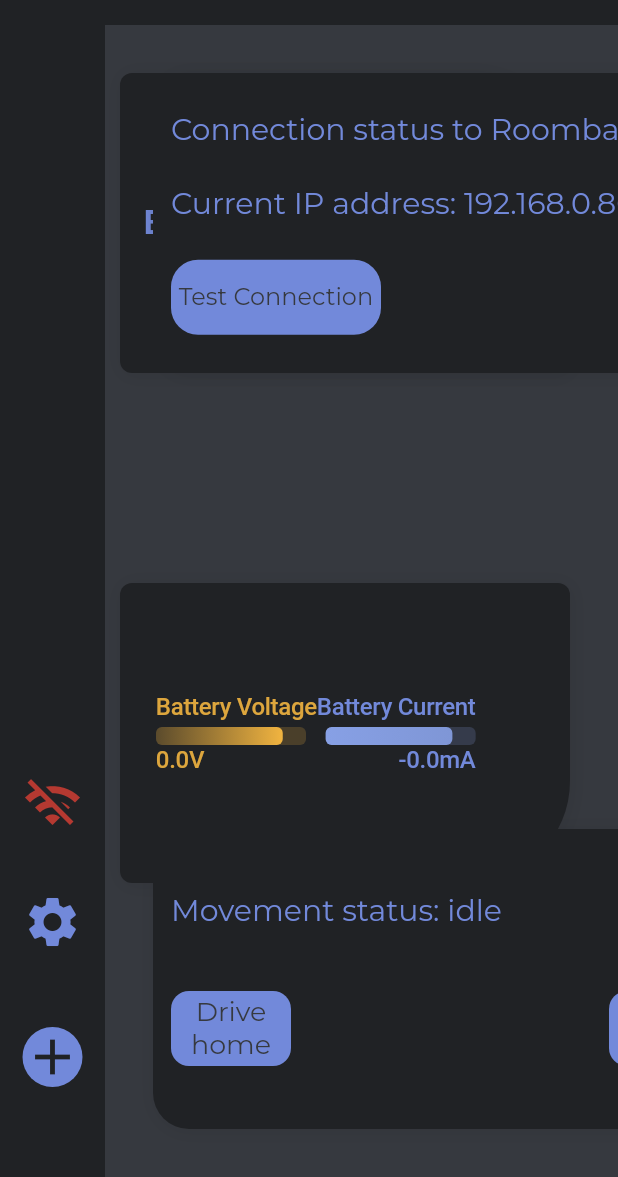
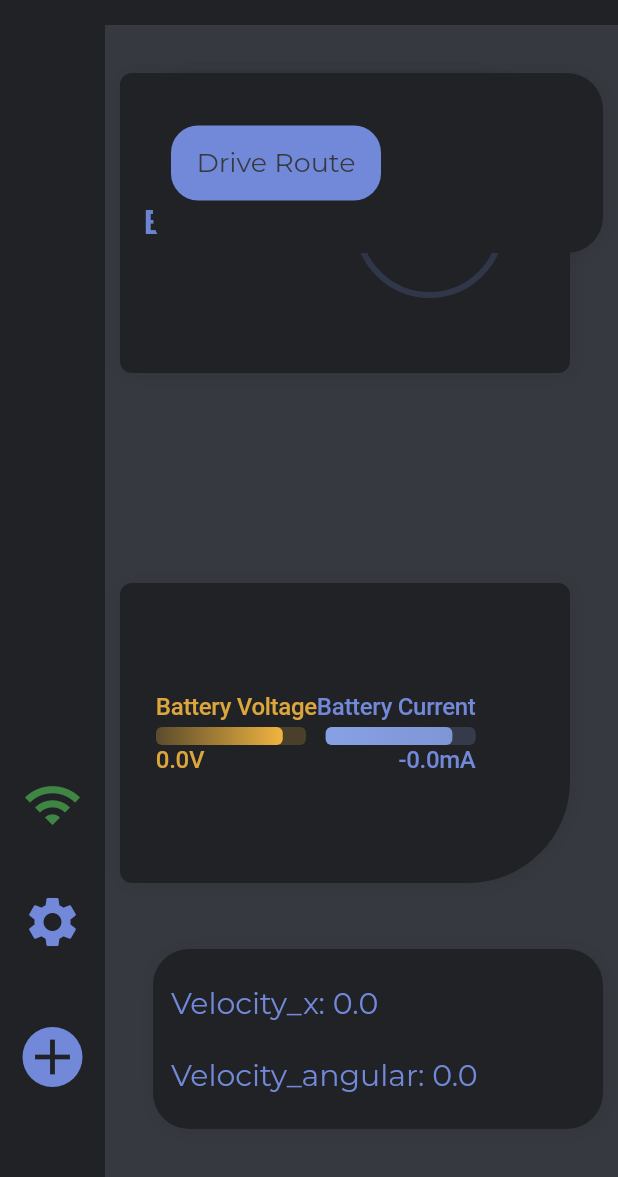
Before and after one commit to mcmalloy/kaffebotapp, a Flutter app: the screen it shows after launch, after a tap on the "wifi off" icon, on a phone screen of 412 x 824 dp, the part 59-1236 px from its top. Run offline on Flutter 3.47's test engine with Material 2 defaults, Android fonts, the phone set to English and light mode, and no system bars; drawn by our look-alikes of auto_size_text; our stand-ins replace google_fonts, hexcolor; missing offline and left inert: desktop_window; network calls fail.

Commit message:
Can read battery & velocity data

```diff
--- /dev/null
+++ b/lib/Model/odometry.dart
@@ -0,0 +1,16 @@
+
+class Odometry{
+  double linearVelocity;
+  double turnVelocity;
+
+  Odometry(this.linearVelocity, this.turnVelocity) {
+    this.linearVelocity = linearVelocity;
+    this.turnVelocity = turnVelocity;
+
+  }
+
+  Odometry.fromJson(Map<String, dynamic> json)
+      : linearVelocity = json['velocity'] as double,
+        turnVelocity = json['rotation'] as double;
+
+}
--- a/lib/Services/api_service.dart
+++ b/lib/Services/api_service.dart
@@ -1,18 +1,18 @@
 import 'dart:convert';
 import 'package:http/http.dart' as http;
 import 'package:kaffebotapp/Model/battery_status.dart';
-import 'package:socket_io_client/socket_io_client.dart';
+import 'package:kaffebotapp/Model/odometry.dart';
 import 'package:web_socket_channel/io.dart';
-import 'package:socket_io_client/socket_io_client.dart' as IO;
 import 'package:web_socket_channel/status.dart' as status;
+import 'dart:io';
 
 class ApiService {
   String baseURL = "http://api.weatherapi.com/v1";
   String key = "d42f68f43dc64f1e90d175122210803LIVE";
 
-  double removeDecimals(double number){
+  double removeDecimals(double number) {
     String s = number.toString();
-    String ss = s.substring(0,4);
+    String ss = s.substring(0, 4);
 
     double parsedNumber = double.parse(ss);
     return parsedNumber;
@@ -20,9 +20,7 @@ class ApiService {
 
   Future<BatteryStatus> getBatteryPercent() async {
     var url = Uri.http('192.168.0.86:5000', '/battery', {'q': '{http}'});
-    String getRequestURL = "http://192.168.0.86:5000/battery";
     try {
-      print("searching url: $getRequestURL");
       final response = await http.get(url);
       print("status: ${response.statusCode}");
       print("http response: ${response.body}");
@@ -32,7 +30,8 @@ class ApiService {
         BatteryStatus status = BatteryStatus.fromJson(map);
         status.batteryVoltage = removeDecimals(status.batteryVoltage);
         status.batteryCurrent = removeDecimals(status.batteryCurrent);
-        status.batteryPercent = (status.batteryCharge/status.batteryCapacity)*100;
+        status.batteryPercent =
+            (status.batteryCharge / status.batteryCapacity) * 100;
         print("BatteryPercent: ${status.batteryPercent}");
         return status;
       }
@@ -75,4 +74,56 @@ class ApiService {
     return false;
     //channel.stream.listen((response) {print("Response: $response ");});
   }
+
+  Future<BatteryStatus> fetchBatteryData() async {
+    String ipAddress = InternetAddress.anyIPv4.rawAddress.toString();
+    print("OUR IP ADDRESS: $ipAddress");
+    var url = Uri.parse('http://127.0.0.1:5000/battery');
+    final response = await http.get(url);
+    if (response.statusCode == 200) {
+      Map<String, dynamic> map = jsonDecode(response.body);
+      print("battery body: ${response.body}");
+      BatteryStatus status = BatteryStatus.fromJson(map);
+      status.batteryPercent =
+          status.batteryCharge / status.batteryCapacity * 100;
+      return status;
+    } else {
+      return null;
+    }
+  }
+
+  Future<Odometry> postMovement(String command) async {
+    var url = Uri.parse('http://127.0.0.1:5000/move?command=$command');
+    try {
+      final response = await http.post(url);
+      //Map<String, dynamic> map = jsonDecode(response.body);
+      Map<String, dynamic> map = jsonDecode(response.body);
+      if (response.statusCode == 200) {
+        print("odom response: ${response.body}");
+        Odometry currentVelocity = Odometry.fromJson(map);
+        return currentVelocity;
+      }
+      return null;
+    } catch (e) {
+      print("Exception caught: $e");
+      return null;
+    }
+  }
+
+  Future<double> fetchMovement() async {
+    var url = Uri.parse('http://127.0.0.1:5000/simulatemovement');
+    try {
+      final response = await http.get(url);
+      Map<String, dynamic> map = jsonDecode(response.body);
+      if (response.statusCode == 200) {
+        print("Success");
+        Odometry currentVelocity = Odometry.fromJson(map);
+        return currentVelocity.linearVelocity;
+      }
+      return null;
+    } catch (e) {
+      print("Exception caught: $e");
+      return null;
+    }
+  }
 }
--- a/lib/Views/dashboard.dart
+++ b/lib/Views/dashboard.dart
@@ -3,13 +3,13 @@ import 'package:flutter/cupertino.dart';
 import 'package:google_fonts/google_fonts.dart';
 import 'package:flutter/material.dart';
 import 'package:kaffebotapp/Model/battery_status.dart';
+import 'package:kaffebotapp/Model/odometry.dart';
 import 'package:kaffebotapp/Services/api_service.dart';
 import 'package:kaffebotapp/Utils/custom_colors.dart';
 import 'package:kaffebotapp/Views/movement_widgets.dart';
-import 'package:web_socket_channel/io.dart';
 import 'statistic_view.dart';
 
-enum containerShapeCurve{TopRight, TopLeft, BottomRight, BottomLeft}
+enum containerShapeCurve { TopRight, TopLeft, BottomRight, BottomLeft }
 
 class MyHomePage extends StatefulWidget {
   final AnimationController animationController;
@@ -24,20 +24,18 @@ class _MyHomePageState extends State<MyHomePage> with TickerProviderStateMixin {
   bool _showDashBoard = false;
   ApiService apiService = ApiService();
   Animation numberAnimation;
-  BatteryStatus batteryStatus = BatteryStatus(0, 0, 0, 0, 0, 0);
+  BatteryStatus batteryStatus = BatteryStatus(0, 0, 0, 0, 0, 1);
   bool _isForward = false;
   bool _isTurningLeft = false;
   bool _isTurningRight = false;
   bool _isReversing = false;
   bool _isConnectedToRobot = false;
 
+  DateTime _lastPostRequest;
+
+  Odometry currentVelocity = Odometry(0, 0);
+
   MovementWidgets customWidgets = MovementWidgets();
-  StreamController<String> streamController = StreamController();
-  String webSocketURL = "192.168.0.86:8765"; //LOCAL
-  //String webSocketURL = "192.168.240.198:8765";
-  IOWebSocketChannel channel = IOWebSocketChannel.connect("ws://192.168.0.86:8765");
-  TextEditingController _urlController = TextEditingController();
-
   String startLocation = "Charging Point";
   String endLocation = "Cafe";
   FocusNode _focus = new FocusNode();
@@ -46,62 +44,23 @@ class _MyHomePageState extends State<MyHomePage> with TickerProviderStateMixin {
   void initState() {
     // TODO: implement initState
     super.initState();
+    fetchBatteryData();
     setState(() {
       numberAnimation = Tween<double>(begin: 0, end: 0.5).animate(
           CurvedAnimation(
               parent: widget.animationController,
               curve: Interval(0, 0.5, curve: Curves.fastOutSlowIn)));
     });
-    new Timer.periodic(Duration(seconds: 10), (Timer t) => setState((){
-      try{
-        //fetchBatteryData();
-      } catch (e){
-      }
-    }));
-  }
-
-  Future<void> attemptStreamConnection() {
-    String status;
-    setState(() {
-      channel = IOWebSocketChannel.connect("ws://$webSocketURL");
-    });
-    try {
-      channel.sink.add("Test Connection");
-      channel.stream.listen((event) {
-        print("Status from server: $event");
-        status = event;
-      });
-      channel.sink.done;
-      setState(() {
-        _isConnectedToRobot = true;
-      });
-    } catch (e) {
-      print("Websocket error occurred: $e");
-      setState(() {
-        _isConnectedToRobot = false;
-      });
-    }
-  }
-
-  Future<void> initStream() async {
-    String command = "";
-    channel.stream.listen((event) {
-      // Python requires to send a confirmation, we ignore it
-      print("Sending stream: $event");
-      channel.sink.add(event);
-    });
   }
 
   void dispose() {
-    print("Closing stream");
-    streamController.close();
-    channel.sink.close();
     super.dispose();
   }
 
   Future<void> fetchBatteryData() async {
-    BatteryStatus response = await apiService.getBatteryPercent();
+    BatteryStatus response = await apiService.fetchBatteryData();
     //BatteryStatus response = new BatteryStatus(73.4, 4.94, 1.21);
+    Timer.periodic(Duration(seconds: 10), (timer) {
       setState(() {
         batteryStatus = response;
         widget.animationController.reset();
@@ -110,6 +69,7 @@ class _MyHomePageState extends State<MyHomePage> with TickerProviderStateMixin {
                 parent: widget.animationController,
                 curve: Interval(0, 0.5, curve: Curves.fastOutSlowIn)));
         widget.animationController.forward();
+      });
     });
   }
 
@@ -157,7 +117,8 @@ class _MyHomePageState extends State<MyHomePage> with TickerProviderStateMixin {
             Positioned(
               left: 560,
               bottom: 32,
-              child: keyboardUI(),)
+              child: keyboardUI(),
+            )
           ],
         ));
   }
@@ -167,9 +128,65 @@ class _MyHomePageState extends State<MyHomePage> with TickerProviderStateMixin {
       top: 32,
       left: 102,
       child: Container(
+          padding: EdgeInsets.only(left: 12, right: 12),
+          width: 300,
+          height: 120,
+          decoration: BoxDecoration(
+            color: CustomColors.discordDashboardGrey,
+            borderRadius: BorderRadius.only(
+                topLeft: Radius.circular(24.0),
+                bottomLeft: Radius.circular(24.0),
+                bottomRight: Radius.circular(24.0),
+                topRight: Radius.circular(24.0)),
+            boxShadow: <BoxShadow>[
+              BoxShadow(
+                  color: CustomColors.discordDashboardGrey.withOpacity(0.2),
+                  offset: Offset(1.1, 1.1),
+                  blurRadius: 10.0),
+            ],
+          ),
+          child: Column(
+            mainAxisAlignment: MainAxisAlignment.center,
+            crossAxisAlignment: CrossAxisAlignment.start,
+            children: [
+              InkWell(
+                onTap: (){
+
+                },
+                child: Container(
+                  height: 50,
+                  width: 140,
+                  decoration: BoxDecoration(
+                    borderRadius: BorderRadius.circular(18),
+                    color: CustomColors.discordBlue,
+                  ),
+                  child: Center(
+                    child: Text("Drive Route",
+                        textAlign: TextAlign.center,
+                        style: GoogleFonts.montserrat(
+                            textStyle: TextStyle(
+                                fontSize: 18,
+                                fontWeight: FontWeight.normal,
+                                color: CustomColors.discordBackgroundGrey))),
+                  ),
+                ),
+              ),
+
+            ],
+          )),
+    );
+  }
+
+
+
+  Widget drivingStatusWidget() {
+    return Positioned(
+      bottom: 32,
+      left: 102,
+      child: Container(
           padding: EdgeInsets.only(left: 12),
-          width: 400,
-          height: 200,
+          width: 300,
+          height: 120,
           decoration: BoxDecoration(
             color: CustomColors.discordDashboardGrey,
             borderRadius: BorderRadius.only(
@@ -189,7 +206,7 @@ class _MyHomePageState extends State<MyHomePage> with TickerProviderStateMixin {
             crossAxisAlignment: CrossAxisAlignment.start,
             children: [
               Text(
-                "Connection status to Roomba: $_isConnectedToRobot ",
+                "Velocity_x: ${currentVelocity.linearVelocity}",
                 style: GoogleFonts.montserrat(
                     textStyle: TextStyle(
                         fontSize: 20,
@@ -197,131 +214,13 @@ class _MyHomePageState extends State<MyHomePage> with TickerProviderStateMixin {
                         color: CustomColors.discordBlue)),
               ),
               Text(
-                "Current IP address: $webSocketURL",
+                "Velocity_angular: ${currentVelocity.turnVelocity}",
                 style: GoogleFonts.montserrat(
                     textStyle: TextStyle(
                         fontSize: 20,
                         fontWeight: FontWeight.normal,
                         color: CustomColors.discordBlue)),
               ),
-              InkWell(
-                onTap: (){
-                  attemptStreamConnection();
-                },
-                child: Container(
-                  height: 50,
-                  width: 140,
-                  decoration: BoxDecoration(
-                    borderRadius: BorderRadius.circular(18),
-                    color: CustomColors.discordBlue,
-                  ),
-                  child: Center(
-                    child: Text("Test Connection",
-                        textAlign: TextAlign.center,
-                        style: GoogleFonts.montserrat(
-                            textStyle: TextStyle(
-                                fontSize: 16,
-                                fontWeight: FontWeight.normal,
-                                color: CustomColors.discordBackgroundGrey))),
-                  ),
-                ),
-              ),
-
-            ],
-          )),
-    );
-  }
-
-  Widget drivingStatusWidget(){
-    return Positioned(
-      bottom: 32,
-      left: 102,
-      child: Container(
-          padding: EdgeInsets.only(left: 12),
-          width: 400,
-          height: 200,
-          decoration: BoxDecoration(
-            color: CustomColors.discordDashboardGrey,
-            borderRadius: BorderRadius.only(
-                topLeft: Radius.circular(24.0),
-                bottomLeft: Radius.circular(24.0),
-                bottomRight: Radius.circular(24.0),
-                topRight: Radius.circular(24.0)),
-            boxShadow: <BoxShadow>[
-              BoxShadow(
-                  color: CustomColors.discordDashboardGrey.withOpacity(0.2),
-                  offset: Offset(1.1, 1.1),
-                  blurRadius: 10.0),
-            ],
-          ),
-          child: Column(
-            mainAxisAlignment: MainAxisAlignment.spaceEvenly,
-            crossAxisAlignment: CrossAxisAlignment.start,
-            children: [
-              Text(
-                "Movement status: idle",
-                style: GoogleFonts.montserrat(
-                    textStyle: TextStyle(
-                        fontSize: 20,
-                        fontWeight: FontWeight.normal,
-                        color: CustomColors.discordBlue)),
-              ),
-              Row(
-                mainAxisAlignment: MainAxisAlignment.spaceBetween,
-                children: [
-                  Padding(
-                    padding: EdgeInsets.symmetric(horizontal: 0),
-                    child: InkWell(
-                      onTap: (){
-                        attemptStreamConnection();
-                      },
-                      child: Container(
-                        height: 50,
-                        width: 80,
-                        decoration: BoxDecoration(
-                          borderRadius: BorderRadius.circular(12),
-                          color: CustomColors.discordBlue,
-                        ),
-                        child: Center(
-                          child: Text("Drive home",
-                              textAlign: TextAlign.center,
-                              style: GoogleFonts.montserrat(
-                                  textStyle: TextStyle(
-                                      fontSize: 18,
-                                      fontWeight: FontWeight.normal,
-                                      color: CustomColors.discordBackgroundGrey))),
-                        ),
-                      ),
-                    ),
-                  ),
-                  Padding(
-                    padding: EdgeInsets.symmetric(horizontal: 16),
-                    child: InkWell(
-                      onTap: (){
-                        attemptStreamConnection();
-                      },
-                      child: Container(
-                        height: 50,
-                        width: 80,
-                        decoration: BoxDecoration(
-                          borderRadius: BorderRadius.circular(12),
-                          color: CustomColors.discordBlue,
-                        ),
-                        child: Center(
-                          child: Text("Drive Cafe",
-                              textAlign: TextAlign.center,
-                              style: GoogleFonts.montserrat(
-                                  textStyle: TextStyle(
-                                      fontSize: 18,
-                                      fontWeight: FontWeight.normal,
-                                      color: CustomColors.discordBackgroundGrey))),
-                        ),
-                      ),
-                    ),
-                  )
-                ],
-              )
-
             ],
           )),
     );
@@ -349,9 +248,8 @@ class _MyHomePageState extends State<MyHomePage> with TickerProviderStateMixin {
                 iconSize: 40,
                 onPressed: () async {
                   //fetchBatteryData();
-                  bool responseStatus = await apiService.initializePythonClient(webSocketURL);
                   setState(() {
-                    _isConnectedToRobot = responseStatus;
+                    _isConnectedToRobot = true;
                   });
                 }),
             IconButton(
@@ -408,14 +306,23 @@ class _MyHomePageState extends State<MyHomePage> with TickerProviderStateMixin {
       ),
     );
   }
-  BoxDecoration boxShape(containerShapeCurve shape){
+
+  BoxDecoration boxShape(containerShapeCurve shape) {
     return BoxDecoration(
       color: CustomColors.discordDashboardGrey,
       borderRadius: BorderRadius.only(
-          topLeft: shape == containerShapeCurve.TopLeft ? Radius.circular(68.0) : Radius.circular(8.0),
-          bottomLeft: shape == containerShapeCurve.BottomLeft ? Radius.circular(68.0) : Radius.circular(8.0),
-          bottomRight: shape == containerShapeCurve.BottomRight ? Radius.circular(68.0) : Radius.circular(8.0),
-          topRight: shape == containerShapeCurve.TopRight ? Radius.circular(68.0) : Radius.circular(8.0) ),
+          topLeft: shape == containerShapeCurve.TopLeft
+              ? Radius.circular(68.0)
+              : Radius.circular(8.0),
+          bottomLeft: shape == containerShapeCurve.BottomLeft
+              ? Radius.circular(68.0)
+              : Radius.circular(8.0),
+          bottomRight: shape == containerShapeCurve.BottomRight
+              ? Radius.circular(68.0)
+              : Radius.circular(8.0),
+          topRight: shape == containerShapeCurve.TopRight
+              ? Radius.circular(68.0)
+              : Radius.circular(8.0)),
       boxShadow: <BoxShadow>[
         BoxShadow(
             color: CustomColors.discordDashboardGrey.withOpacity(0.2),
@@ -490,48 +397,64 @@ class _MyHomePageState extends State<MyHomePage> with TickerProviderStateMixin {
     return EdgeInsets.symmetric(horizontal: 6, vertical: 4);
   }
 
+  Future<void> moveRobot(String command) async {
+    if(_lastPostRequest == null){
+      Odometry _currentVelocity = await apiService.postMovement(command);
+      _lastPostRequest = DateTime.now();
+    }
+    int deltaTime = DateTime.now().difference(_lastPostRequest).inMilliseconds;
+    //print("Difference in ms: $deltaTime");
+    if(deltaTime>=600){
+      Odometry _currentVelocity = await apiService.postMovement(command);
+      print("Linear Velocity is: ${_currentVelocity.linearVelocity.toString()}");
+      print("Angular Velocity is: ${_currentVelocity.turnVelocity.toString()}");
+      setState(() {
+        currentVelocity = _currentVelocity;
+        _lastPostRequest = DateTime.now();
+      });
+    }
+    if(command == "stop"){
+      Odometry _currentVelocity = await apiService.postMovement(command);
+      setState(() {
+        currentVelocity = _currentVelocity;
+        _lastPostRequest = DateTime.now();
+      });
+    }
+
+  }
+
   void keyboardInterpreter(RawKeyEvent event) {
     if (event.runtimeType.toString() == 'RawKeyDownEvent') {
-      streamController.sink.done;
-      channel.sink.done;
-      //initStream();
       resetMovementBool();
       if (event.logicalKey.keyLabel.toUpperCase() == "W") {
         setState(() {
           _isForward = true;
         });
-        channel.sink.add("Moving Forward");
-        channel.sink.done;
+        moveRobot("forward");
       } else if (event.logicalKey.keyLabel.toUpperCase() == "A") {
         setState(() {
           _isTurningLeft = true;
         });
-        streamController.sink.add("Turning Left");
-        channel.sink.add("Turning Left");
+        moveRobot("left");
       } else if (event.logicalKey.keyLabel.toUpperCase() == "S") {
         setState(() {
           _isReversing = true;
         });
-        streamController.sink.add("Reversing");
-        channel.sink.add("Reversing");
+        moveRobot("backwards");
       } else if (event.logicalKey.keyLabel.toUpperCase() == "D") {
         setState(() {
           _isTurningRight = true;
         });
-        streamController.sink.add("Turning Right");
-        channel.sink.add("Turning Right");
-      } else if(event.logicalKey.keyLabel.toUpperCase() == "R"){
+        moveRobot("right");
+      } else if (event.logicalKey.keyLabel.toUpperCase() == "R") {
         fetchBatteryData();
       }
     } else if (event.runtimeType.toString() == 'RawKeyUpEvent') {
-      streamController.sink.done;
-      channel.sink.done;
-      //initStream();
+      moveRobot("stop");
       if (event.logicalKey.keyLabel.toUpperCase() == "W") {
         setState(() {
           _isForward = false;
         });
-        print("Braking forward");
       } else if (event.logicalKey.keyLabel.toUpperCase() == "A") {
         setState(() {
           _isTurningLeft = false;
```
Lines whose indentation alone changed are shown as unchanged.
